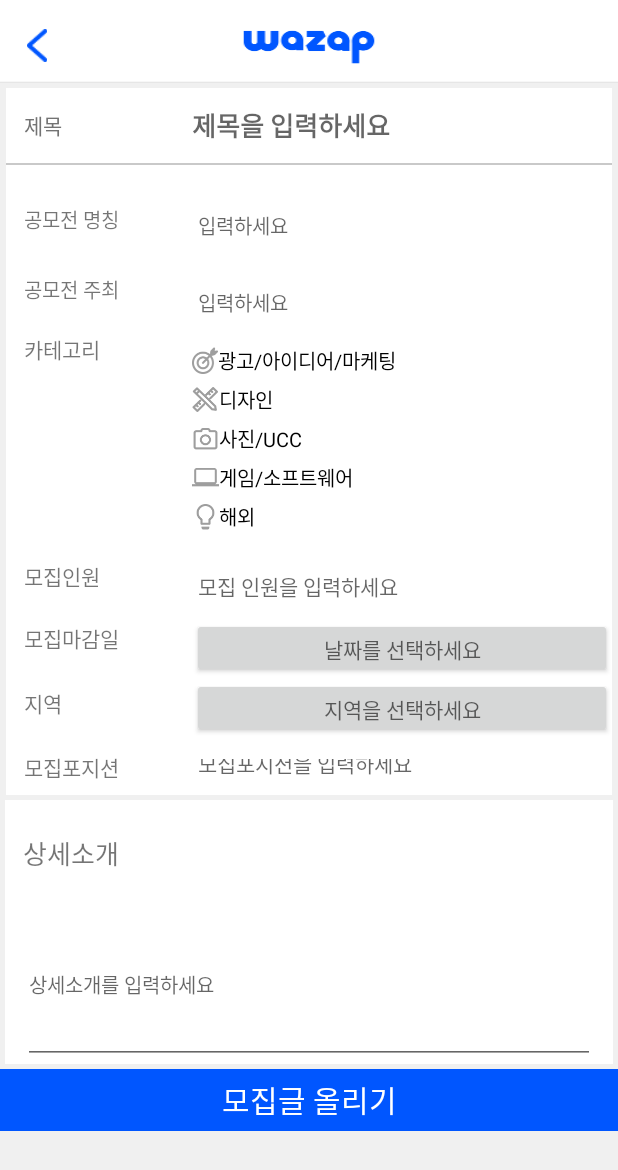
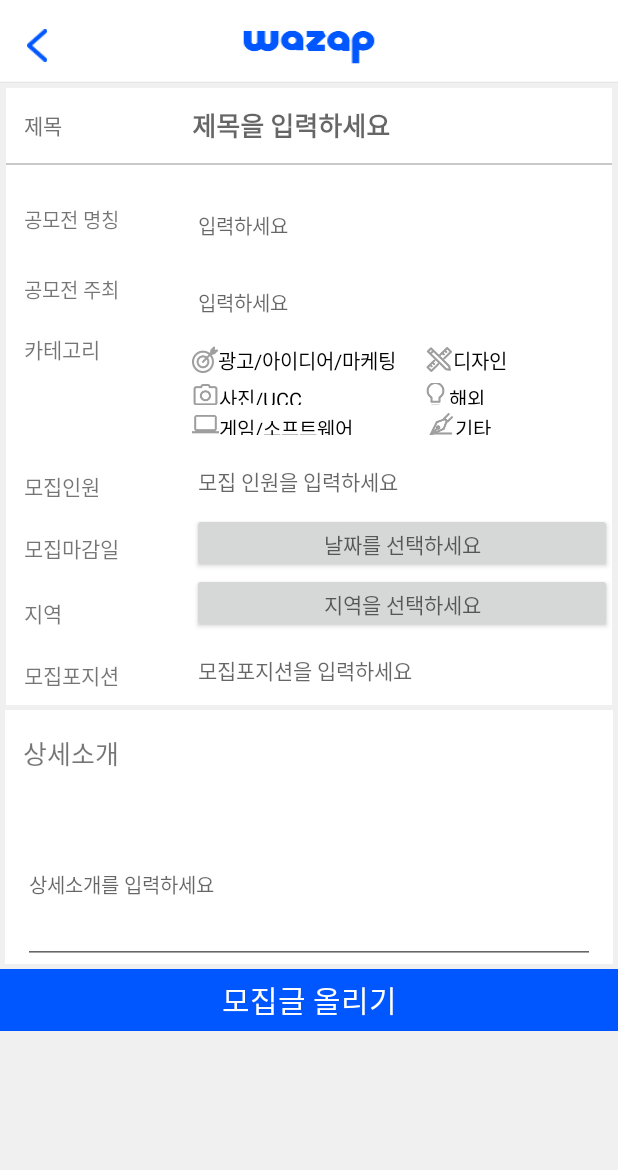
Before and after one commit to dudeh534/Wazab_, an Android app: the RecruitActivity screen opened directly, with no data from a screen before it, on a phone screen of 412 x 824 dp. Shown: the top 1170 px of the screen. Run offline under Robolectric (Android 15) with nearby library versions, the phone set to English and light mode, and no system bars; 6 statements that could not run were skipped.

Commit message:
edit recruitpage

```diff
--- a/app/src/main/res/layout/activity_recruit_new.xml
+++ b/app/src/main/res/layout/activity_recruit_new.xml
@@ -99,7 +99,7 @@
     <LinearLayout
         android:orientation="horizontal"
         android:layout_width="match_parent"
-        android:layout_height="420dp"
+        android:layout_height="360dp"
         android:layout_below="@+id/lineardivider"
         android:layout_alignParentLeft="true"
         android:layout_alignParentStart="true"
@@ -147,7 +147,7 @@
                 android:layout_height="wrap_content"
                 android:text="모집인원"
                 android:id="@+id/textView20"
-                android:layout_marginTop="130dp"
+                android:layout_marginTop="70dp"
                 android:layout_marginLeft="12dp" />
 
             <com.ourincheon.wazap.NotoTextView
@@ -171,7 +171,7 @@
                 android:layout_height="wrap_content"
                 android:text="모집포지션"
                 android:id="@+id/textView27"
-                android:layout_marginTop="21dp"
+                android:layout_marginTop="20dp"
                 android:layout_marginLeft="12dp" />
         </LinearLayout>
 
@@ -205,8 +205,13 @@
             <LinearLayout
                 android:orientation="vertical"
                 android:layout_width="match_parent"
-                android:layout_height="130dp"
+                android:layout_height="70dp"
                 android:layout_marginTop="7dp">
+
+                <LinearLayout
+                    android:layout_width="match_parent"
+                    android:layout_height="20dp"
+                    android:orientation="horizontal">
 
                 <CheckBox
                     android:layout_width="wrap_content"
@@ -221,10 +226,17 @@
                     android:layout_width="wrap_content"
                     android:layout_height="wrap_content"
                     android:text="디자인"
-                    android:layout_marginTop="5dp"
                     android:id="@+id/checkDe"
                     android:textSize="13dp"
+                    android:layout_marginLeft="20dp"
+                    android:layout_marginRight="20dp"
                     android:button="@drawable/detail_disable_design"/>
+
+                </LinearLayout>
+                <LinearLayout
+                    android:layout_width="match_parent"
+                    android:layout_height="20dp"
+                    android:orientation="horizontal">
 
                 <CheckBox
                     android:layout_width="wrap_content"
@@ -235,6 +247,23 @@
                     android:textSize="13dp"
                     android:button="@drawable/detail_disable_video"/>
 
+
+                    <CheckBox
+                        android:layout_width="wrap_content"
+                        android:layout_height="wrap_content"
+                        android:text="해외"
+                        android:layout_marginTop="5dp"
+                        android:id="@+id/checkFo"
+                        android:layout_marginLeft="80dp"
+                        android:textSize="13dp"
+                        android:button="@drawable/detail_disable_idea"/>
+
+                </LinearLayout>
+
+                <LinearLayout
+                    android:layout_width="match_parent"
+                    android:layout_height="20dp"
+                    android:orientation="horizontal">
                 <CheckBox
                     android:layout_width="wrap_content"
                     android:layout_height="wrap_content"
@@ -247,28 +276,20 @@
                 <CheckBox
                     android:layout_width="wrap_content"
                     android:layout_height="wrap_content"
-                    android:text="해외"
-                    android:layout_marginTop="5dp"
-                    android:id="@+id/checkFo"
-                    android:textSize="13dp"
-                    android:button="@drawable/detail_disable_idea"/>
-
-                <CheckBox
-                    android:layout_width="wrap_content"
-                    android:layout_height="wrap_content"
                     android:text="기타"
                     android:layout_marginTop="5dp"
                     android:id="@+id/checkEtc"
                     android:textSize="13dp"
+                    android:layout_marginLeft="50dp"
                     android:button="@drawable/detail_disable_scenario"/>
-
+                </LinearLayout>
             </LinearLayout>
 
             <LinearLayout
                 android:orientation="horizontal"
                 android:layout_width="match_parent"
                 android:layout_height="wrap_content"
-                android:layout_marginTop="10dp">
+                android:layout_marginTop="0dp">
 
                 <EditText
                     android:layout_width="wrap_content"
@@ -335,7 +356,7 @@
             android:layout_height="wrap_content"
             android:text="상세소개"
             android:id="@+id/textView7"
-            android:layout_marginTop="22dp"
+            android:layout_marginTop="15dp"
             android:textSize="17dp"
             android:layout_alignParentTop="false"
             android:layout_centerHorizontal="true"
--- a/app/src/main/res/layout/new_alaram_item.xml
+++ b/app/src/main/res/layout/new_alaram_item.xml
@@ -55,7 +55,7 @@
                         android:layout_height="wrap_content"
                         android:text="date"
                         android:id="@+id/mDate"
-                        android:layout_marginTop="4dp"
+                        android:layout_marginTop="2dp"
                         android:textSize="13dp" />
 </LinearLayout>
      </LinearLayout>
```
